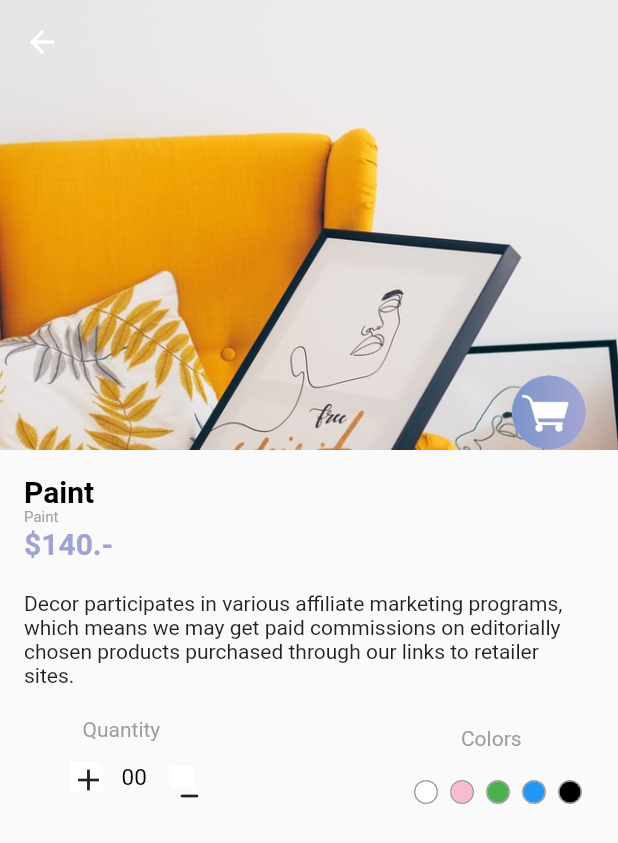
After one commit to Abdelhadyelsaid/UI_Decor_APP, a Flutter app: the DetailsScreen screen opened directly, on a phone screen of 412 x 824 dp. The commit adds this screen. Shown: the top 843 px of the screen. Run offline on Flutter 3.47's test engine with Material 2 defaults, Android fonts, the phone set to English and light mode, and no system bars.

Commit message:
Add Details Screen

```diff
--- a/lib/screens/Categories_Screen.dart
+++ b/lib/screens/Categories_Screen.dart
@@ -1,4 +1,5 @@
 import 'package:decor_task/Constants/styles.dart';
+import 'package:decor_task/screens/Details_Screen.dart';
 import 'package:flutter/material.dart';
 
 class CategoriesScreen extends StatelessWidget {
@@ -33,7 +34,7 @@ class CategoriesScreen extends StatelessWidget {
       body: SafeArea(
         child: SingleChildScrollView(
           child: Padding(
-            padding: const EdgeInsets.fromLTRB(16.0, 0, 16, 0),
+            padding: const EdgeInsets.fromLTRB(8.0, 0, 8, 0),
             child: Column(
               children: [
                 SizedBox(
@@ -53,7 +54,7 @@ class CategoriesScreen extends StatelessWidget {
                       child: Row(
                         children: [
                           Container(
-                            width: 27,
+                            width: 20,
                             height: 30,
                             child: Image(
                               image: AssetImage('assets/images/icon-03.png'),
@@ -64,7 +65,7 @@ class CategoriesScreen extends StatelessWidget {
                           ),
                           Text(
                             'Price Range',
-                            style: TextStyle(color: Colors.grey, fontSize: 9.0),
+                            style: TextStyle(color: Colors.grey, fontSize: 10.0),
                           ),
                         ],
                       ),
@@ -92,7 +93,7 @@ class CategoriesScreen extends StatelessWidget {
                           Text(
                             'Tags',
                             style:
-                                TextStyle(color: Colors.grey, fontSize: 13.0),
+                                TextStyle(color: Colors.grey, fontSize: 10.0),
                           ),
                         ],
                       ),
@@ -108,7 +109,7 @@ class CategoriesScreen extends StatelessWidget {
                       child: Row(
                         children: [
                           Container(
-                            width: 27,
+                            width: 20,
                             height: 30,
                             child: Image(
                               image: AssetImage('assets/images/icon-03.png'),
@@ -120,14 +121,14 @@ class CategoriesScreen extends StatelessWidget {
                           Text(
                             'Style',
                             style:
-                                TextStyle(color: Colors.grey, fontSize: 13.0),
+                                TextStyle(color: Colors.grey, fontSize: 10.0),
                           ),
                         ],
                       ),
                     ),
                     ElevatedButton(
                       style: ElevatedButton.styleFrom(
-                        fixedSize: Size(90, 30),
+                        fixedSize: Size(80, 30),
                         shape: RoundedRectangleBorder(
                             borderRadius: BorderRadius.circular(10)),
                         primary: Colors.white,
@@ -136,7 +137,7 @@ class CategoriesScreen extends StatelessWidget {
                       child: Row(
                         children: [
                           Container(
-                            width: 27,
+                            width: 20,
                             height: 30,
                             child: Image(
                               image: AssetImage('assets/images/icon-03.png'),
@@ -148,7 +149,7 @@ class CategoriesScreen extends StatelessWidget {
                           Text(
                             'Color',
                             style:
-                                TextStyle(color: Colors.grey, fontSize: 12.0),
+                                TextStyle(color: Colors.grey, fontSize: 10.0),
                           ),
                         ],
                       ),
@@ -198,7 +199,7 @@ class CategoriesScreen extends StatelessWidget {
                     Stack(
                       children: [
                         Container(
-                          width: 180,
+                          width: 175,
                           height: 320,
                           child: TextButton(
                             onPressed: () {},
@@ -244,7 +245,13 @@ class CategoriesScreen extends StatelessWidget {
                           width: 190,
                           height: 320,
                           child: TextButton(
-                            onPressed: () {},
+                            onPressed: () {
+                              Navigator.push(
+                                context,
+                                MaterialPageRoute(
+                                    builder: (context) => DetailsScreen()),
+                              );
+                            },
                             child: Image(
                               image: AssetImage('assets/images/paint.jpg'),
                             ),
@@ -277,7 +284,7 @@ class CategoriesScreen extends StatelessWidget {
                     Stack(
                       children: [
                         Container(
-                          width: 180,
+                          width: 175,
                           height: 320,
                           child: TextButton(
                             onPressed: () {},
--- /dev/null
+++ b/lib/screens/Details_Screen.dart
@@ -0,0 +1,238 @@
+import 'package:decor_task/Constants/styles.dart';
+import 'package:flutter/material.dart';
+
+class DetailsScreen extends StatefulWidget {
+  const DetailsScreen({Key? key}) : super(key: key);
+
+  @override
+  _DetailsScreenState createState() => _DetailsScreenState();
+}
+
+class _DetailsScreenState extends State<DetailsScreen> {
+  int q = 0;
+
+  @override
+  Widget build(BuildContext context) {
+    return Scaffold(
+      body: CustomScrollView(
+        slivers: [
+          SliverAppBar(
+            expandedHeight: 300.0,
+            floating: true,
+            pinned: true,
+            flexibleSpace: FlexibleSpaceBar(
+              //title: Text('Paint',style: MyTextStyle.style_B,),
+
+              background: Stack(children: [
+                Image.asset(
+                  'assets/images/paint.jpg',
+                  fit: BoxFit.cover,
+                  width: 700,
+                ),
+                Positioned(
+                  child: Image.asset(
+                    'assets/images/icon-07.png',
+                  ),
+                  width: 90,
+                  height: 90,
+                  bottom: -20,
+                  right: 1,
+                ),
+              ]),
+            ),
+          ),
+          SliverFillRemaining(
+            child: Padding(
+              padding: const EdgeInsets.all(16.0),
+              child: Column(
+                crossAxisAlignment: CrossAxisAlignment.start,
+                children: [
+                  Text(
+                    "Paint",
+                    style: MyTextStyle.style_B,
+                  ),
+                  Text(
+                    "Paint",
+                    style: TextStyle(fontSize: 10, color: Colors.grey),
+                  ),
+                  Text(
+                    "\$140.-",
+                    style: TextStyle(
+                        fontSize: 20,
+                        fontWeight: FontWeight.bold,
+                        color: Color(0xff9ea3d2)),
+                  ),
+                  SizedBox(
+                    height: 20,
+                  ),
+                  Text(
+                      'Decor participates in various affiliate marketing programs, which means we may get paid commissions on editorially chosen products purchased through our links to retailer sites.'),
+                  SizedBox(
+                    height: 20,
+                  ),
+                  Row(
+                    mainAxisAlignment: MainAxisAlignment.spaceBetween,
+                    children: [
+                      Column(
+                        children: [
+                          Text(
+                            'Quantity',
+                            style: TextStyle(color: Colors.grey),
+                          ),
+                          Row(
+                            mainAxisAlignment: MainAxisAlignment.start,
+                            children: [
+                              SizedBox(width: 17),
+                              RawMaterialButton(
+                                onPressed: () {
+                                  setState(() {
+                                    q++;
+                                  });
+                                },
+                                child: Icon(Icons.add),
+                                fillColor: Colors.white,
+                                elevation: 0,
+                                constraints: BoxConstraints.tightFor(
+                                    width: 20, height: 20),
+                              ),
+                              Text(
+                                '0${q}',
+                                style: TextStyle(
+                                    fontSize: 15, color: Colors.black),
+                              ),
+                              RawMaterialButton(
+                                onPressed: () {
+                                  setState(() {
+                                    while (q > 0) {
+                                      q--;
+                                    }
+                                  });
+                                },
+                                child: Icon(Icons.minimize_rounded),
+                                fillColor: Colors.white,
+                                elevation: 0,
+                                constraints: BoxConstraints.tightFor(
+                                  width: 15,
+                                  height: 15,
+                                ),
+                              ),
+                            ],
+                          ),
+                        ],
+                      ),
+                      Column(
+                        children: [
+                          Text(
+                            'Colors',
+                            style: TextStyle(color: Colors.grey),
+                          ),
+                          SizedBox(height: 20),
+                          Row(
+                            mainAxisAlignment: MainAxisAlignment.start,
+                            children: [
+                              SizedBox(width: 17),
+                              Container(
+                                height: 16,
+                                width: 16,
+                                decoration: BoxDecoration(
+                                  shape: BoxShape.circle,
+                                  border: Border.all(
+                                    color: Colors.grey,
+                                  ),
+                                ),
+                                child: DecoratedBox(
+                                  decoration: BoxDecoration(
+                                      color: Colors.white,
+                                      shape: BoxShape.circle),
+                                ),
+                              ),
+                              SizedBox(
+                                width: 8,
+                              ),
+                              Container(
+                                height: 16,
+                                width: 16,
+                                decoration: BoxDecoration(
+                                  shape: BoxShape.circle,
+                                  border: Border.all(
+                                    color: Colors.grey,
+                                  ),
+                                ),
+                                child: DecoratedBox(
+                                  decoration: BoxDecoration(
+                                      color: Colors.pink.shade100,
+                                      shape: BoxShape.circle),
+                                ),
+                              ),
+                              SizedBox(
+                                width: 8,
+                              ),
+                              Container(
+                                height: 16,
+                                width: 16,
+                                decoration: BoxDecoration(
+                                  shape: BoxShape.circle,
+                                  border: Border.all(
+                                    color: Colors.grey,
+                                  ),
+                                ),
+                                child: DecoratedBox(
+                                  decoration: BoxDecoration(
+                                      color: Colors.green,
+                                      shape: BoxShape.circle),
+                                ),
+                              ),
+                              SizedBox(
+                                width: 8,
+                              ),
+                              Container(
+                                height: 16,
+                                width: 16,
+                                decoration: BoxDecoration(
+                                  shape: BoxShape.circle,
+                                  border: Border.all(
+                                    color: Colors.grey,
+                                  ),
+                                ),
+                                child: DecoratedBox(
+                                  decoration: BoxDecoration(
+                                      color: Colors.blue,
+                                      shape: BoxShape.circle),
+                                ),
+                              ),
+                              SizedBox(
+                                width: 8,
+                              ),
+                              Container(
+                                height: 16,
+                                width: 16,
+                                decoration: BoxDecoration(
+                                  shape: BoxShape.circle,
+                                  border: Border.all(
+                                    color: Colors.grey,
+                                  ),
+                                ),
+                                child: DecoratedBox(
+                                  decoration: BoxDecoration(
+                                      color: Colors.black,
+                                      shape: BoxShape.circle),
+                                ),
+                              ),
+                              SizedBox(
+                                width: 8,
+                              ),
+                            ],
+                          )
+                        ],
+                      ),
+                    ],
+                  ),
+                ],
+              ),
+            ),
+          )
+        ],
+      ),
+    );
+  }
+}
```
